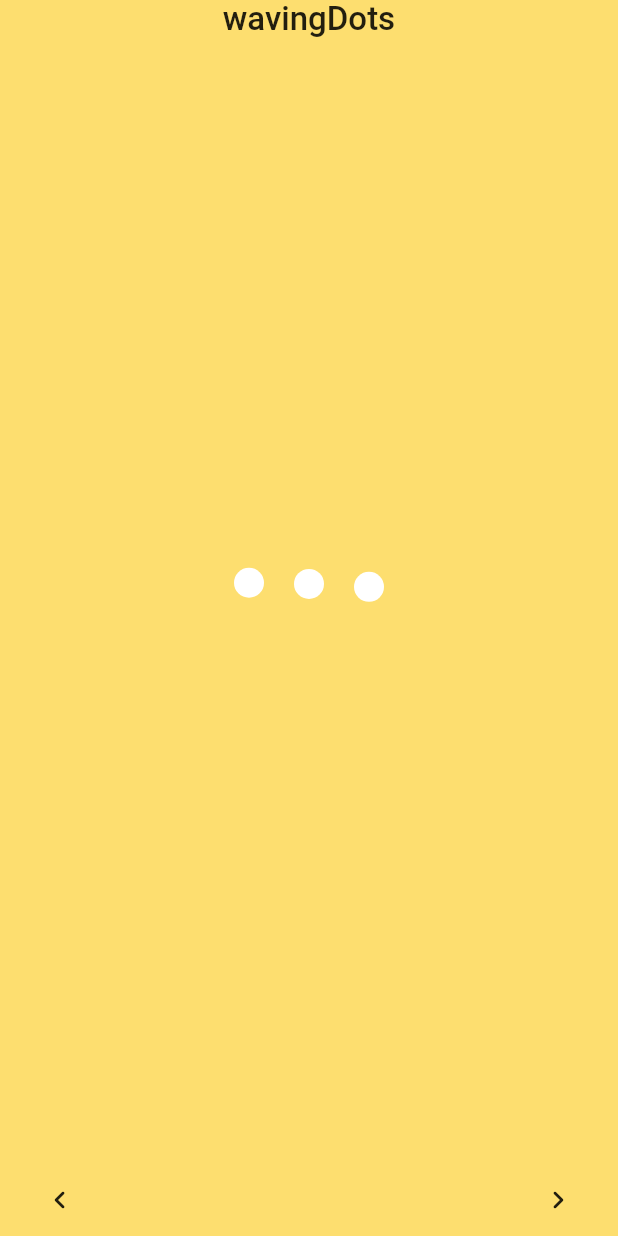
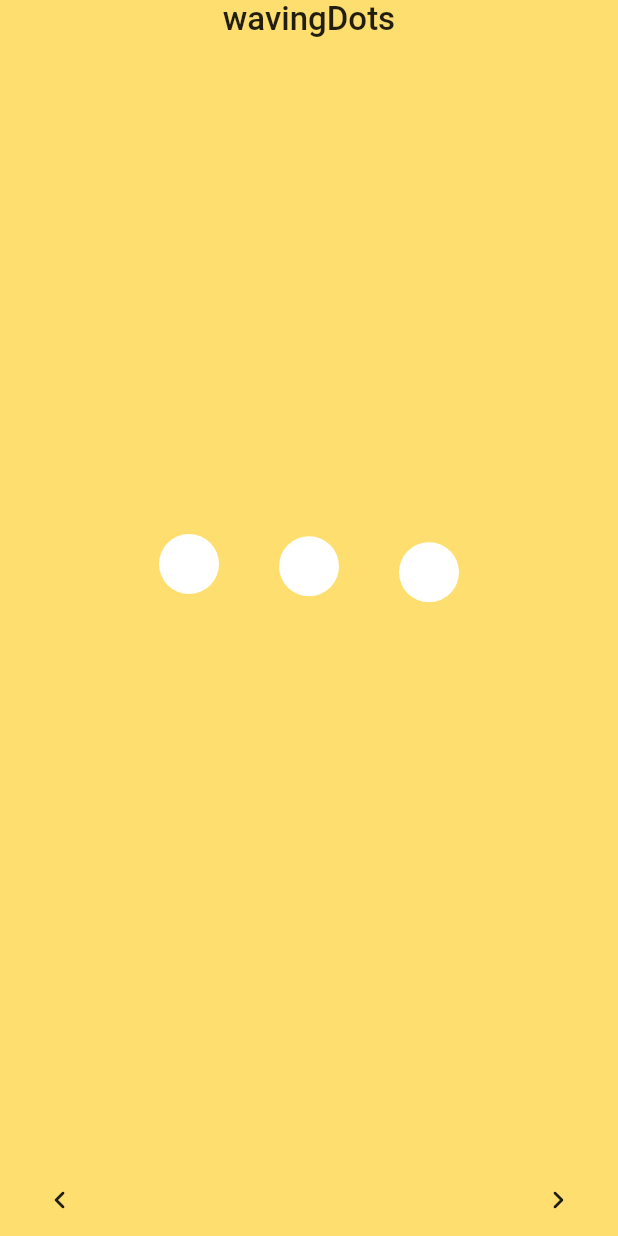
Before and after one commit to watery-desert/loading_animation_widget, a Flutter app: the screen it shows after launch, swiped to page 2, on a phone screen of 412 x 824 dp. Run offline on Flutter 3.47's test engine with Material 2 defaults, Android fonts, the phone set to English and light mode, and no system bars.

Commit message:
reformated some files

```diff
--- a/example/lib/main.dart
+++ b/example/lib/main.dart
@@ -2,7 +2,7 @@ import 'package:flutter/material.dart';
 import 'package:loading_animation_widget/loading_animation_widget.dart';
 
 const Color _kAppColor = Color(0xFFFDDE6F);
-// #1A1A3F
+const double _kSize = 200;
 void main() {
   runApp(const MyApp());
 }
@@ -159,14 +159,14 @@ final listOfAnimations = <AppBody>[
     'wavingDots',
     LoadingAnimationWidget.wavingDots(
       color: Colors.white,
-      size: 100,
+      size: _kSize,
     ),
   ),
   AppBody(
     'inkDrop',
     LoadingAnimationWidget.inkDrop(
       color: Colors.white,
-      size: 100,
+      size: _kSize,
     ),
   ),
   AppBody(
@@ -174,63 +174,63 @@ final listOfAnimations = <AppBody>[
     LoadingAnimationWidget.twistingDots(
       leftDotColor: const Color(0xFF1A1A3F),
       rightDotColor: const Color(0xFFEA3799),
-      size: 100,
+      size: _kSize,
     ),
   ),
   AppBody(
     'threeRotatingDots',
     LoadingAnimationWidget.threeRotatingBalls(
       color: Colors.white,
-      size: 100,
+      size: _kSize,
     ),
   ),
   AppBody(
     'staggeredDotWave',
     LoadingAnimationWidget.staggeredDotWave(
       color: Colors.white,
-      size: 100,
+      size: _kSize,
     ),
   ),
   AppBody(
     'fourRotatingDots',
     LoadingAnimationWidget.fourRotatingDots(
       color: Colors.white,
-      size: 100,
+      size: _kSize,
     ),
   ),
   AppBody(
     'fallingDot',
     LoadingAnimationWidget.fallingDot(
       color: Colors.white,
-      size: 100,
+      size: _kSize,
     ),
   ),
   AppBody(
     'prograssiveDots',
     LoadingAnimationWidget.prograssiveDots(
       color: Colors.white,
-      size: 100,
+      size: _kSize,
     ),
   ),
   AppBody(
     'discreteCircle',
     LoadingAnimationWidget.discreteCircle(
       color: Colors.white,
-      size: 100,
+      size: _kSize,
     ),
   ),
   AppBody(
     'threeArchedCircle',
     LoadingAnimationWidget.threeArchedCircle(
       color: Colors.white,
-      size: 100,
+      size: _kSize,
     ),
   ),
   AppBody(
     'bouncingBall',
     LoadingAnimationWidget.bouncingBall(
       color: Colors.white,
-      size: 100,
+      size: _kSize,
     ),
   ),
   AppBody(
@@ -238,63 +238,63 @@ final listOfAnimations = <AppBody>[
     LoadingAnimationWidget.flickr(
       leftDotColor: const Color(0xFF0063DC),
       rightDotColor: const Color(0xFFFF0084),
-      size: 100,
+      size: _kSize,
     ),
   ),
   AppBody(
     'hexagonDots',
     LoadingAnimationWidget.hexagonDots(
       color: Colors.white,
-      size: 100,
+      size: _kSize,
     ),
   ),
   AppBody(
     'beat',
     LoadingAnimationWidget.beat(
       color: Colors.white,
-      size: 100,
+      size: _kSize,
     ),
   ),
   AppBody(
     'twoRotatingArc',
     LoadingAnimationWidget.twoRotatingArc(
       color: Colors.white,
-      size: 100,
+      size: _kSize,
     ),
   ),
   AppBody(
     'horizontalDotsRotation',
     LoadingAnimationWidget.threeHorizontalDots(
       color: Colors.white,
-      size: 100,
+      size: _kSize,
     ),
   ),
   AppBody(
     'newtonCradle',
     LoadingAnimationWidget.newtonCradle(
       color: Colors.white,
-      size: 200,
+      size: 2 * _kSize,
     ),
   ),
   AppBody(
     'stretchedDots',
     LoadingAnimationWidget.stretchedDots(
       color: Colors.white,
-      size: 100,
+      size: _kSize,
     ),
   ),
   AppBody(
     'halfTringleDot',
     LoadingAnimationWidget.halfTringleDot(
       color: Colors.white,
-      size: 100,
+      size: _kSize,
     ),
   ),
   AppBody(
     'dotsTriangle',
     LoadingAnimationWidget.dotsTriangle(
       color: Colors.white,
-      size: 100,
+      size: _kSize,
     ),
   ),
 ];
--- a/lib/src/discrete_circle/discrete_circle.dart
+++ b/lib/src/discrete_circle/discrete_circle.dart
@@ -39,7 +39,7 @@ class _DiscreteCircleState extends State<DiscreteCircle>
       animation: _animationController,
       builder: (_, __) {
         return Stack(
-          children:<Widget> [
+          children: <Widget>[
             Transform.rotate(
               angle: Tween<double>(begin: 0, end: 2 * math.pi)
                   .animate(
--- a/lib/src/dots_triangle/build_sides.dart
+++ b/lib/src/dots_triangle/build_sides.dart
@@ -112,7 +112,7 @@ class BuildSides extends StatelessWidget {
       ),
     );
 
-    final List<Widget> children = <Widget> [firstChild, secondChild];
+    final List<Widget> children = <Widget>[firstChild, secondChild];
 
     return Transform.rotate(
       angle: rotationAngle,
--- a/lib/src/falling_dot/falling_dot.dart
+++ b/lib/src/falling_dot/falling_dot.dart
@@ -107,7 +107,7 @@ class _FallingDotState extends State<FallingDot>
             width: innerBoxSize,
             child: Stack(
               alignment: Alignment.center,
-              children:<Widget> [
+              children: <Widget>[
                 Visibility(
                   visible: _animationController.value <= 0.5,
                   child: Transform.rotate(
--- a/lib/src/ink_drop/ink_drop.dart
+++ b/lib/src/ink_drop/ink_drop.dart
@@ -46,7 +46,7 @@ class _InkDropState extends State<InkDrop> with SingleTickerProviderStateMixin {
         animation: _animationController,
         builder: (_, __) => Stack(
           alignment: Alignment.center,
-          children: <Widget> [
+          children: <Widget>[
             Arc.draw(
               strokeWidth: strokeWidth,
               size: size,
--- a/lib/src/newton_cradle/swivel_dot.dart
+++ b/lib/src/newton_cradle/swivel_dot.dart
@@ -41,10 +41,8 @@ class SwivelDot extends StatelessWidget {
 
   @override
   Widget build(BuildContext context) {
-
-    // final Cubic curve = Curves.easeOutSine;
     return Stack(
-      children:<Widget> [
+      children: <Widget>[
         Visibility(
           visible: controller.value <= thirdInterval,
           child: Transform.rotate(
--- a/lib/src/three_rotating_dots/three_rotating_dots.dart
+++ b/lib/src/three_rotating_dots/three_rotating_dots.dart
@@ -58,7 +58,7 @@ class _ThreeRotatingBallsState extends State<ThreeRotatingBalls>
           offset: Offset(0, size / 12),
           child: Stack(
             alignment: Alignment.center,
-            children: <Widget> [
+            children: <Widget>[
               _BuildDot.first(
                 color: color,
                 size: dotSize,
--- a/lib/src/twisting_dots/twisting_dots.dart
+++ b/lib/src/twisting_dots/twisting_dots.dart
@@ -47,7 +47,7 @@ class _TwistingDotsState extends State<TwistingDots>
         animation: _animationController,
         builder: (_, __) => Stack(
           fit: StackFit.expand,
-          children: <Widget> [
+          children: <Widget>[
             Visibility(
               visible: _animationController.value < 0.5,
               child: Transform.rotate(
@@ -68,7 +68,7 @@ class _TwistingDotsState extends State<TwistingDots>
                     .value,
                 child: Row(
                   mainAxisAlignment: MainAxisAlignment.spaceBetween,
-                  children:<Widget> [
+                  children: <Widget>[
                     DrawDot.circular(
                       dotSize: dotSize,
                       color: firstColor,
--- a/lib/src/widgets/draw_triangle.dart
+++ b/lib/src/widgets/draw_triangle.dart
@@ -1,4 +1,3 @@
-
 import 'package:flutter/material.dart';
 
 class Triangle extends CustomPainter {
--- a/pubspec.yaml
+++ b/pubspec.yaml
@@ -1,10 +1,10 @@
 name: loading_animation_widget
-description: flutter loading animation or spiner whatever you wanna call.
+description: This package contains loading animation or loading spiner or loader. It's usually used to show loading animation when the app is in loading state or something is processing.
 repository: https://github.com/watery-desert/loading_animation_widget
 
 
 
-version: 0.0.1-beta.2
+version: 0.0.1-beta.4
 
 environment:
   sdk: ">=2.12.0 <3.0.0"
```
Also changed, not shown: lib/src/hexagon_dots/hexagon_dots.dart (+41 -9 lines), 1 other file.
